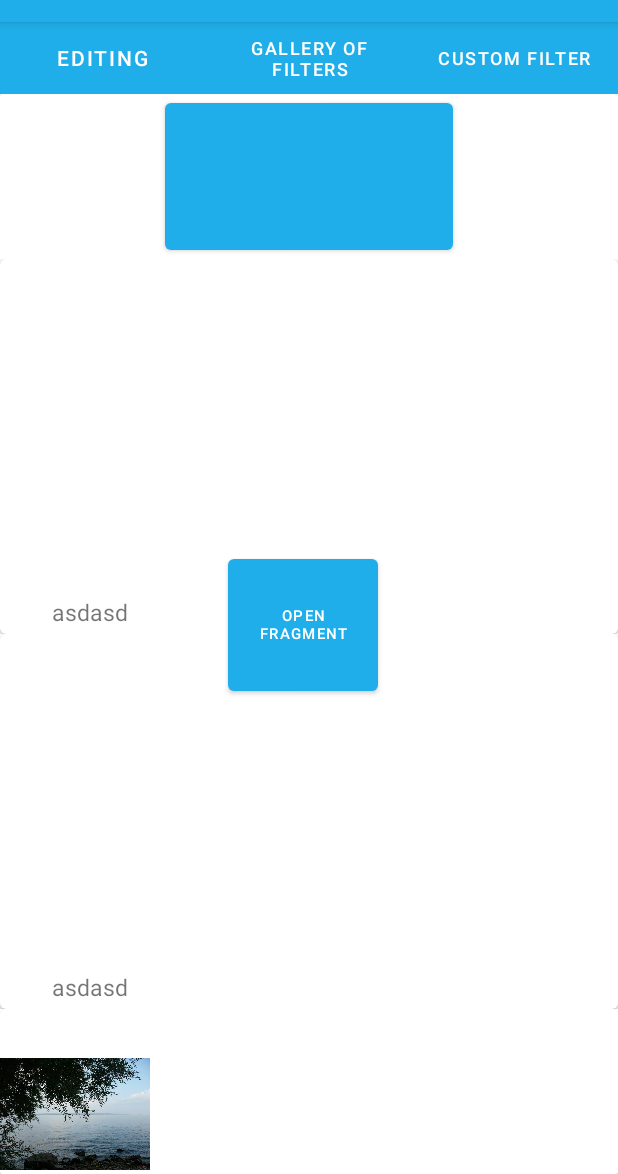
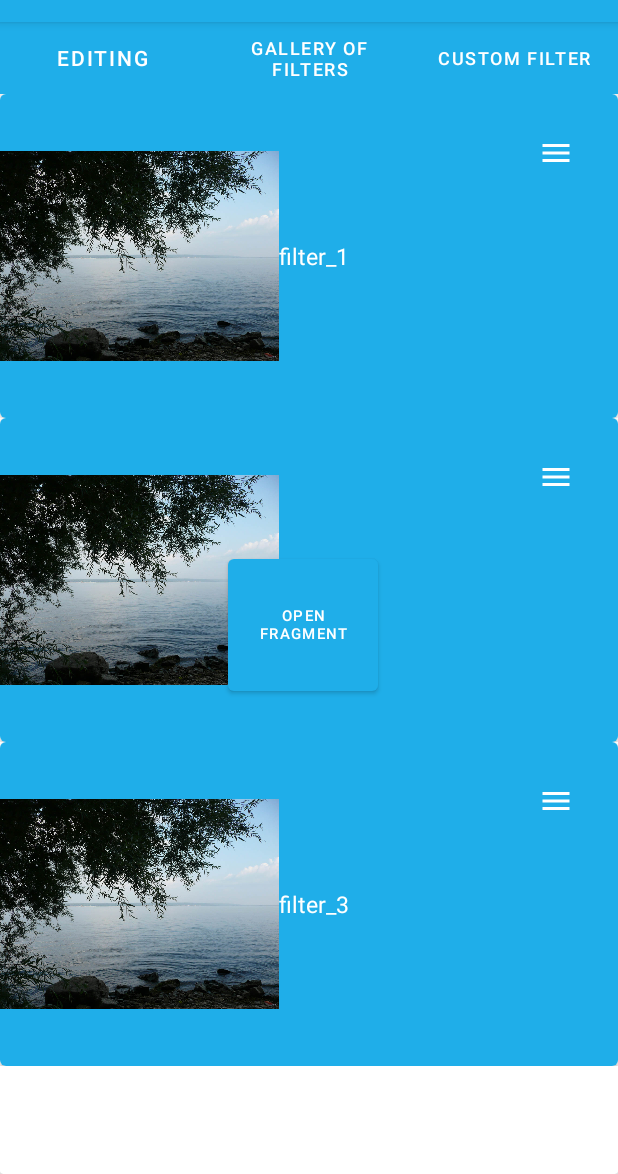
Before and after one commit to FemixGH/Navigation, an Android app: the screen it shows after launch (MainActivity), tab 2 chosen, on a phone screen of 412 x 824 dp, the part 62-1236 px from its top. Run offline under Robolectric (Android 15) with nearby library versions, the light colour scheme and no system bars; libraries missing offline, so code that uses them is left out: androidx.camera.core, androidx.camera.lifecycle, androidx.camera.view; 14 statements that could not run were skipped.

Commit message:
начало работы с ресайклером

```diff
--- a/app/src/main/java/com/example/navigation/AdapterRecyclerView.java
+++ b/app/src/main/java/com/example/navigation/AdapterRecyclerView.java
@@ -1,20 +1,38 @@
 package com.example.navigation;
 
+import static androidx.camera.core.CameraX.getContext;
+
+import android.graphics.Bitmap;
 import android.view.LayoutInflater;
 import android.view.View;
 import android.view.ViewGroup;
+import android.widget.Button;
+import android.widget.ImageView;
 import android.widget.TextView;
 
 import androidx.annotation.NonNull;
+import androidx.appcompat.widget.PopupMenu;
 import androidx.recyclerview.widget.RecyclerView;
+
+import com.zomato.photofilters.imageprocessors.Filter;
+import com.zomato.photofilters.imageprocessors.subfilters.BrightnessSubFilter;
+import com.zomato.photofilters.imageprocessors.subfilters.ColorOverlaySubFilter;
+import com.zomato.photofilters.imageprocessors.subfilters.ContrastSubFilter;
+import com.zomato.photofilters.imageprocessors.subfilters.SaturationSubFilter;
+import com.zomato.photofilters.imageprocessors.subfilters.VignetteSubFilter;
+
+import java.util.ArrayList;
 
 public class AdapterRecyclerView extends RecyclerView.Adapter<AdapterRecyclerView.MyViewHolder> {
 
 
     String[] list;
+    ArrayList<String> filters;
+    ArrayList<Bitmap> photos;
 
-    public AdapterRecyclerView(String[] list){
-        this.list = list;
+    public AdapterRecyclerView(ArrayList<String> filters,ArrayList<Bitmap> photos){
+        this.filters = filters;
+        this.photos = photos;
     }
 
     @NonNull
@@ -26,7 +44,8 @@ public class AdapterRecyclerView extends RecyclerView.Adapter<AdapterRecyclerVie
 
     @Override
     public void onBindViewHolder(@NonNull AdapterRecyclerView.MyViewHolder holder, int position) {
-        holder.textView.setText(list[position]);
+        holder.textView.setText(filters.get(position));
+        holder.imageView.setImageBitmap(photos.get(position));
     }
 
 
@@ -34,15 +53,35 @@ public class AdapterRecyclerView extends RecyclerView.Adapter<AdapterRecyclerVie
 
     @Override
     public int getItemCount() {
-        return list.length;
+        return photos.size();
     }
 
     static class MyViewHolder extends RecyclerView.ViewHolder{
 
         TextView textView;
+        Button menu;
+        ImageView imageView;
+
         public MyViewHolder(@NonNull View itemView) {
             super(itemView);
             textView = itemView.findViewById(R.id.infoText);
+            menu = itemView.findViewById(R.id.card_menu);
+            imageView = itemView.findViewById(R.id.imageViewRecycler);
+            menu.setOnClickListener(new View.OnClickListener() {
+                @Override
+                public void onClick(View view) {
+                    ShowPopupMenu(view);
+                }
+            });
         }
+        private void ShowPopupMenu(View view){
+            PopupMenu popupMenu = new PopupMenu(view.getContext(), view);
+            popupMenu.inflate(R.menu.popup_menu);
+            popupMenu.show();
+
+        }
+
     }
+
+
 }
--- a/app/src/main/java/com/example/navigation/FirstFragment.java
+++ b/app/src/main/java/com/example/navigation/FirstFragment.java
@@ -111,8 +111,26 @@ public class FirstFragment extends Fragment {
         binding = FragmentFragment1Binding.inflate(inflater, container, false);
         View view = binding.getRoot();
         binding.getRoot();
+        exampleImage = binding.examplePhoto;
         SharedPreferences shared = getActivity().getSharedPreferences("shared_preferences_for_example", MODE_PRIVATE);
         mFilterForExample.getFilter(shared, "shared_preferences_for_example");
+        mFilterForExample.getFilter(shared, "shared_preferences_for_example");
+
+        contrast = mFilterForExample.getContrast();
+        brightness = mFilterForExample.getBrightness();
+        saturation = mFilterForExample.getSaturation();
+        vignette = mFilterForExample.getVignette();
+        colorOverlay_alpha = mFilterForExample.colorOverlay_depth;
+        colorOverlay_red = mFilterForExample.colorOverlay_red;
+        colorOverlay_green = mFilterForExample.colorOverlay_green;
+        colorOverlay_blue = mFilterForExample.colorOverlay_blue;
+        bitmap = BitmapFactory.decodeResource(getContext().getResources(),
+                R.drawable.primer);
+
+        setFilteredBitmap(contrast, saturation, colorOverlay, brightness, vignette,
+                mFilterForExample.getColorOverlay_depth(), mFilterForExample.getColorOverlay_red(), mFilterForExample.getColorOverlay_green(),
+                mFilterForExample.colorOverlay_blue);
+
 
         return binding.getRoot();
 
--- a/app/src/main/java/com/example/navigation/ThirdFragment.java
+++ b/app/src/main/java/com/example/navigation/ThirdFragment.java
@@ -49,7 +49,8 @@ public class ThirdFragment extends Fragment {
     private FragmentFragment3Binding binding;
     int a;
     Button zxc;
-    String[] nameOfFilters = {"asdasd", "asdasd", "asdasd"};
+    ArrayList<String > nameOfFilters = new ArrayList<String>();
+    ArrayList<Bitmap> photos = new ArrayList<Bitmap>();
     ImageView img;
     RecyclerView recyclerView;
     Button toNewFragment;
@@ -60,6 +61,16 @@ public class ThirdFragment extends Fragment {
         View view = LayoutInflater.from(getContext()).inflate(R.layout.fragment_fragment3, container, false);
         binding = FragmentFragment3Binding.inflate(inflater, container, false);
 
+        nameOfFilters.add("filter_1");
+        photos.add(BitmapFactory.decodeResource(getActivity().getResources(),
+                        R.drawable.primer));
+        photos.add(BitmapFactory.decodeResource(getActivity().getResources(),
+                R.drawable.primer));
+        photos.add(BitmapFactory.decodeResource(getActivity().getResources(),
+                R.drawable.primer));
+        nameOfFilters.add("filter_2");
+        nameOfFilters.add("filter_3");
+
         return binding.getRoot();
     }
 
@@ -68,51 +79,52 @@ public class ThirdFragment extends Fragment {
         super.onViewCreated(view, savedInstanceState);
         SharedPreferences shared = getActivity().getSharedPreferences("pref_filter_f", Context.MODE_PRIVATE);
         Toast.makeText(getActivity(), "onViewCreated", Toast.LENGTH_SHORT).show();
-        img = binding.simpleImage;
+
         RecyclerView recyclerView = view.findViewById(R.id.recycleView);
         recyclerView.setLayoutManager(new LinearLayoutManager(this.getContext()));
-        recyclerView.setAdapter(new AdapterRecyclerView(nameOfFilters));
+        recyclerView.setAdapter(new AdapterRecyclerView(nameOfFilters, photos));
         a=0;
-        zxc = binding.buttonOnFiltersScreen;
-        zxc.setOnClickListener(new View.OnClickListener() {
-            @Override
-            public void onClick(View v) {
-                Bitmap icon = BitmapFactory.decodeResource(getActivity().getResources(),
-                        R.drawable.primer);
-                Bitmap image = icon.copy(Bitmap.Config.ARGB_8888, true);
-                //первый простой конструктор
-                FullFilter f = new FullFilter(getActivity(),"pref_filter_f");
-                f.setBrightness(5);
-                f.setContrast(35.5f);
-                f.saveFilter(f, getActivity());
-                f.getFilter(shared,"pref_filter_f");
-                //пример с вторым конструктором, который со всеми фильтрами из zomato
-                FullFilter mFilter = new FullFilter(getActivity(),"mFilter", "shared_preferences_filter_mFilter", 1.2f,1.3f,100, .2f, .2f, .0f,
-                        0, 0,175, 139,255, 255,30,100);
-                Filter newMyFilter = new Filter();
-                newMyFilter.addSubFilter(new ContrastSubFilter(mFilter.getContrast()));
+//todo не удалять
 
-                Filter myFilter = new Filter();
-                myFilter.addSubFilter(new ColorOverlaySubFilter(120, .0f, .2f, .2f));
-                Bitmap outputImage = myFilter.processFilter(image);
-
-                binding.simpleImage.setImageBitmap(outputImage);
-                Toast.makeText(getActivity(), "Saved Bitmap", Toast.LENGTH_SHORT).show();
-                //я добавил сюда 4 метода, по названию понятно, что они делают, без слова Filtered будут сохранять вместо картинки на главном экране
-                //с словом Filtered соответственно для сохранения отфильтрованных, в чём прикол?  фотку можно сохранять только одну и она заменит прошлую,
-                //в этой папке(фильтрованных или нет), если нужно много сейвить, могу сделать, но тогда к каждой нужно будет знать путь, пока так
-            }
-        });
+//        zxc.setOnClickListener(new View.OnClickListener() {
+//            @Override
+//            public void onClick(View v) {
+//                Bitmap icon = BitmapFactory.decodeResource(getActivity().getResources(),
+//                        R.drawable.primer);
+//                Bitmap image = icon.copy(Bitmap.Config.ARGB_8888, true);
+//                //первый простой конструктор
+//                FullFilter f = new FullFilter(getActivity(),"pref_filter_f");
+//                f.setBrightness(5);
+//                f.setContrast(35.5f);
+//                f.saveFilter(f, getActivity());
+//                f.getFilter(shared,"pref_filter_f");
+//                //пример с вторым конструктором, который со всеми фильтрами из zomato
+//                FullFilter mFilter = new FullFilter(getActivity(),"mFilter", "shared_preferences_filter_mFilter", 1.2f,1.3f,100, .2f, .2f, .0f,
+//                        0, 0,175, 139,255, 255,30,100);
+//                Filter newMyFilter = new Filter();
+//                newMyFilter.addSubFilter(new ContrastSubFilter(mFilter.getContrast()));
+//
+//                Filter myFilter = new Filter();
+//                myFilter.addSubFilter(new ColorOverlaySubFilter(120, .0f, .2f, .2f));
+//                Bitmap outputImage = myFilter.processFilter(image);
+//
+//
+//                Toast.makeText(getActivity(), "Saved Bitmap", Toast.LENGTH_SHORT).show();
+//                //я добавил сюда 4 метода, по названию понятно, что они делают, без слова Filtered будут сохранять вместо картинки на главном экране
+//                //с словом Filtered соответственно для сохранения отфильтрованных, в чём прикол?  фотку можно сохранять только одну и она заменит прошлую,
+//                //в этой папке(фильтрованных или нет), если нужно много сейвить, могу сделать, но тогда к каждой нужно будет знать путь, пока так
+//            }
+//        });
 
         toNewFragment = binding.openFragment;
         toNewFragment.setOnClickListener(new View.OnClickListener() {
             @Override
             public void onClick(View v) {
-//                on_second_fragment nextFrag= new on_second_fragment();
-//                getActivity().getSupportFragmentManager().beginTransaction()
-//                        .replace(R.id.openNewFragment, nextFrag, "findThisFragment")
-//                        .addToBackStack(null)
-//                        .commit();
+                on_second_fragment nextFrag= new on_second_fragment();
+                getActivity().getSupportFragmentManager().beginTransaction()
+                        .replace(R.id.openNewFragment, nextFrag, "findThisFragment")
+                        .addToBackStack(null)
+                        .commit();
 
                 replaceFragment(new on_second_fragment());
 
--- /dev/null
+++ b/app/src/main/res/drawable/ic_menu_24.xml
@@ -0,0 +1,5 @@
+<vector android:height="24dp" android:tint="#FFFFFF"
+    android:viewportHeight="24" android:viewportWidth="24"
+    android:width="24dp" xmlns:android="http://schemas.android.com/apk/res/android">
+    <path android:fillColor="@android:color/white" android:pathData="M3,18h18v-2L3,16v2zM3,13h18v-2L3,11v2zM3,6v2h18L21,6L3,6z"/>
+</vector>
--- a/app/src/main/res/layout/card_view.xml
+++ b/app/src/main/res/layout/card_view.xml
@@ -8,13 +8,14 @@
     <androidx.cardview.widget.CardView
         android:id="@+id/card_view"
         android:layout_width="match_parent"
-        android:layout_height="250dp"
+        android:layout_height="wrap_content"
         app:cardCornerRadius="4dp"
         app:layout_constraintStart_toStartOf="parent"
         app:layout_constraintTop_toTopOf="parent">
 
         <androidx.constraintlayout.widget.ConstraintLayout
             android:layout_width="match_parent"
+            android:background="@color/My_Grey"
             android:layout_height="match_parent">
 
             <ImageView
@@ -22,24 +23,33 @@
                 android:layout_width="186dp"
                 android:layout_height="216dp"
                 android:layout_marginBottom="5dp"
-                app:layout_constraintBottom_toTopOf="@+id/infoText"
-                app:layout_constraintStart_toStartOf="parent"
+                app:layout_constraintLeft_toLeftOf="parent"
                 app:layout_constraintTop_toTopOf="parent"
-                app:layout_constraintVertical_bias="0.0" />
+                 />
 
             <TextView
                 android:id="@+id/infoText"
                 android:layout_width="wrap_content"
                 android:layout_height="wrap_content"
-                android:layout_marginStart="15dp"
-                android:layout_marginBottom="4dp"
-                android:gravity="center_vertical|center_horizontal|top"
+                android:textColor="@color/white"
                 android:text="название фильтра"
                 android:textSize="15sp"
+                app:layout_constraintTop_toTopOf="parent"
                 app:layout_constraintBottom_toBottomOf="parent"
-                app:layout_constraintEnd_toEndOf="parent"
-                app:layout_constraintHorizontal_bias="0.056"
-                app:layout_constraintStart_toStartOf="parent" />
+                app:layout_constraintLeft_toRightOf="@+id/imageViewRecycler"
+                />
+            <com.google.android.material.button.MaterialButton
+                android:id="@+id/card_menu"
+                android:layout_width="54dp"
+                android:layout_height="wrap_content"
+                app:layout_constraintTop_toTopOf="parent"
+                app:layout_constraintRight_toRightOf="parent"
+                android:layout_marginTop="15dp"
+                android:layout_marginRight="15dp"
+                android:background="?attr/selectableItemBackground"
+                app:icon="@drawable/ic_menu_24"
+
+                />
         </androidx.constraintlayout.widget.ConstraintLayout>
 
     </androidx.cardview.widget.CardView>
--- a/app/src/main/res/layout/fragment_fragment3.xml
+++ b/app/src/main/res/layout/fragment_fragment3.xml
@@ -17,14 +17,7 @@
         android:layout_height="match_parent"
         android:id="@+id/openNewFragment">
 
-        <Button
-            android:layout_width="192dp"
-            android:layout_height="110dp"
-            android:id="@+id/button_on_filters_screen"
 
-            app:layout_constraintTop_toTopOf="parent"
-            app:layout_constraintLeft_toLeftOf="parent"
-            app:layout_constraintRight_toRightOf="parent" />
 
         <Button
             android:id="@+id/openFragment"
@@ -41,15 +34,9 @@
             android:id="@+id/recycleView"
             android:layout_width="match_parent"
             android:layout_height="0dp"
-            app:layout_constraintTop_toBottomOf="@+id/button_on_filters_screen" />
+            app:layout_constraintTop_toBottomOf="@+id/button_on_filters_screen"
+            app:layoutManager="androidx.recyclerview.widget.LinearLayoutManager"/>
 
-        <ImageView
-            android:id="@+id/simple_image"
-            android:layout_width="100dp"
-            android:layout_height="80dp"
-            app:layout_constraintBottom_toBottomOf="parent"
-            app:layout_constraintLeft_toLeftOf="parent"
-            android:src="@drawable/primer"/>
 
     </androidx.constraintlayout.widget.ConstraintLayout>
     </androidx.cardview.widget.CardView>
--- /dev/null
+++ b/app/src/main/res/menu/popup_menu.xml
@@ -0,0 +1,10 @@
+<?xml version="1.0" encoding="utf-8"?>
+<menu xmlns:android="http://schemas.android.com/apk/res/android">
+
+    <item
+        android:id="@+id/action_popup_info"
+        android:title="Info" />
+    <item
+        android:id="@+id/action_popup_delete"
+        android:title="Delete" />
+</menu>
```
